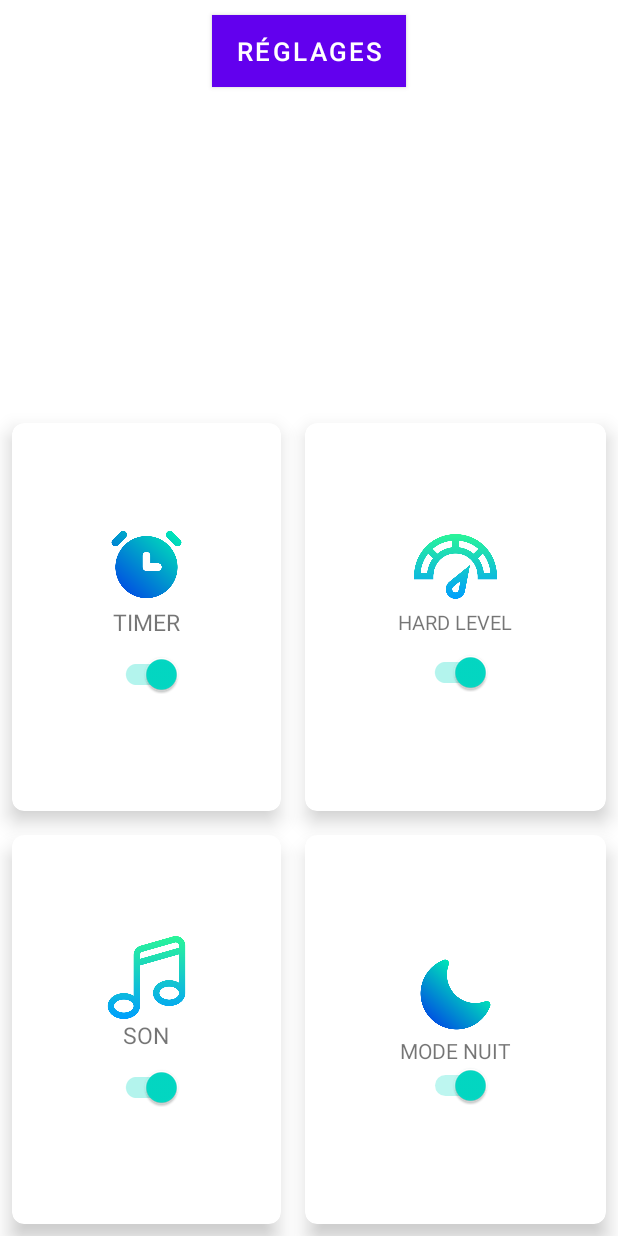
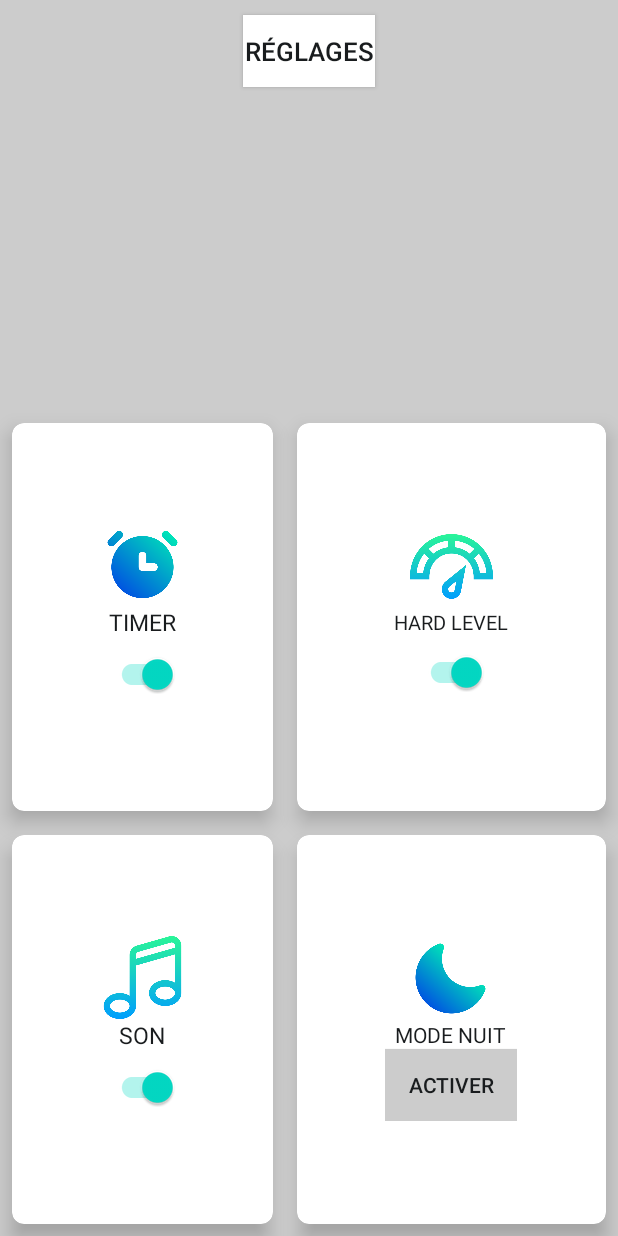
Before and after one commit to juducarm/INFO-H20-demineur, an Android app: the fragment FragmentMenu shown on its own in the app's theme, on a phone screen of 412 x 824 dp. Run offline under Robolectric (Android 15) with nearby library versions, the phone set to English and light mode, and no system bars; 2 statements that could not run were skipped.

Commit message:
problème lise

```diff
--- a/app/src/main/java/be/julien/info_h20_demineur/FragmentMenu.kt
+++ b/app/src/main/java/be/julien/info_h20_demineur/FragmentMenu.kt
@@ -8,6 +8,7 @@ import android.view.LayoutInflater
 import android.view.View
 import android.view.ViewGroup
 import android.widget.*
+import androidx.appcompat.widget.AppCompatButton
 
 import androidx.constraintlayout.widget.ConstraintLayout
 import androidx.core.content.ContextCompat
@@ -29,28 +30,11 @@ class FragmentMenu : Fragment() {
     ): View? {
         var view = inflater.inflate(R.layout.fragment_menu, container, false)
 
-        var fragment_container = view.findViewById<ConstraintLayout>(R.id.fragment_container)
-        var layout_main = view.findViewById<FrameLayout>(R.id.layout_main)
-        var btnChangeFragment = view.findViewById<Button>(R.id.btnChangeFragment)
-        var timer = view.findViewById<TextView>(R.id.timer)
-        var text1 = view.findViewById<TextView>(R.id.text1)
-        var text2 = view.findViewById<TextView>(R.id.text2)
-        var modeNuit = view.findViewById<Switch>(R.id.modeNuit)
-        var reglages = view.findViewById<Button>(R.id.reglages)
+        val Changecouleur = view?.findViewById<AppCompatButton>(R.id.Changecouleur)
 
-        modeNuit.setOnCheckedChangeListener(object :CompoundButton.OnCheckedChangeListener{
-            override fun onCheckedChanged(buttonView: CompoundButton, isChecked: Boolean){
-                val backgroundMenuNightOff = resources.getColor(R.color.backgroundMenuNightOff)
-                val backgroundMenuNightOn = resources.getColor(R.color.backgroundMenuNightOn)
-                val backgroundButtonNightOn = resources.getColor(R.color.backgroundButtonNightOn)
-                val backgroundButtonNightOff = resources.getColor(R.color.backgroundButtonNightOff)
-                if(isChecked){
-                    fragment_container.background = backgroundButtonNightOn.toDrawable()
-                }
-
-            }
+        Changecouleur?.setOnClickListener(){
+            (activity as MainActivity?)!!.changeMode()
         }
-        )
     return view
     }
 }
--- a/app/src/main/res/layout/fragment_field.xml
+++ b/app/src/main/res/layout/fragment_field.xml
@@ -1,10 +1,10 @@
 <?xml version="1.0" encoding="utf-8"?>
-<androidx.constraintlayout.widget.ConstraintLayout
-    xmlns:android="http://schemas.android.com/apk/res/android"
+<androidx.constraintlayout.widget.ConstraintLayout xmlns:android="http://schemas.android.com/apk/res/android"
     xmlns:app="http://schemas.android.com/apk/res-auto"
     xmlns:tools="http://schemas.android.com/tools"
     android:layout_width="match_parent"
-    android:layout_height="match_parent">
+    android:layout_height="match_parent"
+    android:background="@color/Background">
 
      <be.julien.info_h20_demineur.FieldView
          android:id="@+id/fieldView"
--- a/app/src/main/res/layout/fragment_menu.xml
+++ b/app/src/main/res/layout/fragment_menu.xml
@@ -3,16 +3,18 @@
     xmlns:app="http://schemas.android.com/apk/res-auto"
     xmlns:tools="http://schemas.android.com/tools"
     android:layout_width="match_parent"
-    android:layout_height="match_parent">
+    android:layout_height="match_parent"
+    android:background="@color/Background">
 
 
-    <Button
+    <androidx.appcompat.widget.AppCompatButton
         android:id="@+id/reglages"
         android:layout_width="wrap_content"
         android:layout_height="wrap_content"
         android:layout_marginTop="10dp"
-        android:background="@color/purple_700"
+        android:background="@color/BackgroundBtn"
         android:text="Réglages"
+        android:textColor="@color/textBtn"
         android:textSize="17dp"
         app:layout_constraintEnd_toEndOf="parent"
         app:layout_constraintStart_toStartOf="parent"
@@ -37,6 +39,7 @@
             android:layout_columnWeight="1"
             android:layout_gravity="fill"
             android:layout_margin="8dp"
+            app:cardBackgroundColor="@color/Case"
             app:cardCornerRadius="8dp"
             app:cardElevation="8dp">
 
@@ -57,7 +60,9 @@
                     android:layout_height="wrap_content"
                     android:text="HARD LEVEL"
                     android:textAlignment="center"
+                    android:textColor="@color/textBtnCase"
                     android:textSize="13dp" />
+
                 <androidx.appcompat.widget.SwitchCompat
                     android:id="@+id/difficulte"
                     android:layout_width="wrap_content"
@@ -75,6 +80,7 @@
             android:layout_columnWeight="1"
             android:layout_gravity="fill"
             android:layout_margin="8dp"
+            app:cardBackgroundColor="@color/Case"
             app:cardCornerRadius="8dp"
             app:cardElevation="8dp">
 
@@ -95,14 +101,16 @@
                     android:layout_height="wrap_content"
                     android:text="TIMER"
                     android:textAlignment="center"
+                    android:textColor="@color/textBtnCase"
                     android:textSize="15dp" />
+
                 <androidx.appcompat.widget.SwitchCompat
                     android:id="@+id/timer"
                     android:layout_width="wrap_content"
                     android:layout_height="wrap_content"
                     android:checked="true"
                     android:textOff="Off"
-                    android:textOn="On"/>
+                    android:textOn="On" />
             </LinearLayout>
         </androidx.cardview.widget.CardView>
 
@@ -115,6 +123,7 @@
             android:layout_columnWeight="1"
             android:layout_gravity="fill"
             android:layout_margin="8dp"
+            app:cardBackgroundColor="@color/Case"
             app:cardCornerRadius="8dp"
             app:cardElevation="8dp">
 
@@ -135,7 +144,9 @@
                     android:layout_height="wrap_content"
                     android:text="SON"
                     android:textAlignment="center"
+                    android:textColor="@color/textBtnCase"
                     android:textSize="15dp" />
+
                 <androidx.appcompat.widget.SwitchCompat
                     android:id="@+id/son"
                     android:layout_width="wrap_content"
@@ -153,6 +164,7 @@
             android:layout_columnWeight="1"
             android:layout_gravity="fill"
             android:layout_margin="8dp"
+            app:cardBackgroundColor="@color/Case"
             app:cardCornerRadius="8dp"
             app:cardElevation="8dp">
 
@@ -173,12 +185,17 @@
                     android:layout_height="wrap_content"
                     android:text="MODE NUIT"
                     android:textAlignment="center"
+                    android:textColor="@color/textBtnCase"
                     android:textSize="14dp" />
-                <Switch
-                    android:id="@+id/modeNuit"
+
+                <androidx.appcompat.widget.AppCompatButton
+                    android:id="@+id/Changecouleur"
                     android:layout_width="wrap_content"
                     android:layout_height="wrap_content"
-                    android:checked="true"/>
+                    android:background="@color/BtnCase"
+                    android:checked="true"
+                    android:text="@string/textBtnModeNight"
+                    android:textColor="@color/textBtnCase" />
 
             </LinearLayout>
         </androidx.cardview.widget.CardView>
--- a/app/src/main/res/values/colors.xml
+++ b/app/src/main/res/values/colors.xml
@@ -32,9 +32,13 @@
     <color name="number_color">@color/white</color>
 
     <!--couleur MenuView-->
-    <color name="backgroundMenuNightOff">@color/navyBlue</color>
-    <color name="backgroundMenuNightOn">@color/chineseSilver</color>
-    <color name="backgroundButtonNightOn">@color/gradient</color>
-    <color name="backgroundButtonNightOff">@color/white</color>
+    <color name="Background">#CCCCCC</color>
+    <color name="BackgroundBtn">@color/white</color>
+    <color name="textBtn">#191C1E</color>
+    <color name="Case">#FFFFFFFF</color>
+    <color name="textCase">#CCCCCC</color>
+    <color name="BtnCase">#CCCCCC</color>
+    <color name="textBtnCase">#191C1E</color>
+
 
 </resources>
--- a/app/src/main/res/values/strings.xml
+++ b/app/src/main/res/values/strings.xml
@@ -6,4 +6,6 @@
     <string name="field">FIELD</string>
     <!-- TODO: Remove or change this placeholder text -->
     <string name="hello_blank_fragment">Hello blank fragment</string>
+    <string name="textBtnModeNight">Activer</string>
+
 </resources>
```
Also changed, not shown: app/src/main/java/be/julien/info_h20_demineur/MainActivity.kt (+33 -0 lines), app/src/main/res/layout/activity_main.xml (+11 -8 lines).
